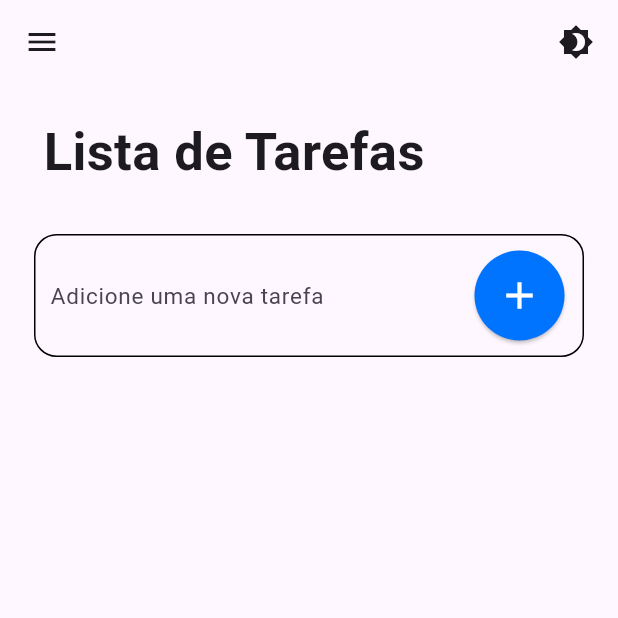
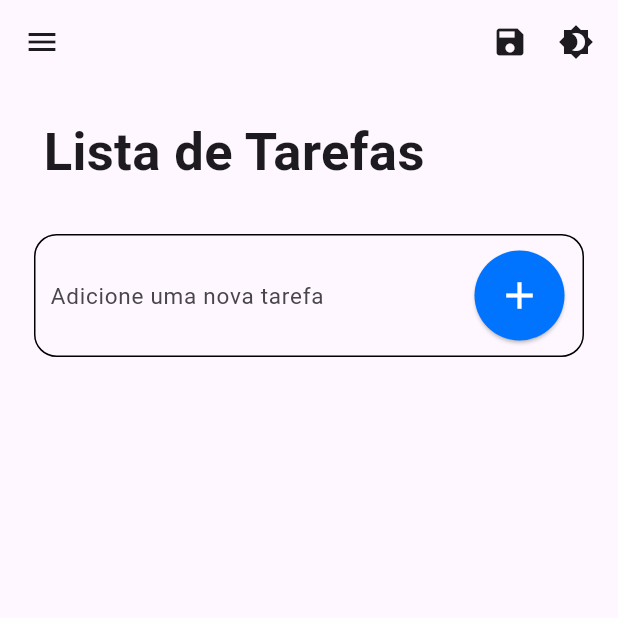
Before and after one commit to Elvisfrank-F/app_list_tarefas, a Flutter app: the screen it shows after launch, in the side drawer, after a tap on the "add" icon, on a phone screen of 412 x 824 dp, the top half of it. Run offline on Flutter 3.47's test engine with Material 3 defaults, Android fonts, the phone set to English and light mode, and no system bars; our stand-ins replace flutter_slidable, shared_preferences.

Commit message:
Corrigindo o erro do darkMode sumir quando não tem tarefa

```diff
--- a/lib/main.dart
+++ b/lib/main.dart
@@ -7,9 +7,14 @@ import 'task.dart';
 
 import 'package:flutter/material.dart';
 
+import 'package:tarefas/repositories/settings.dart';
+
 final ValueNotifier<ThemeMode> themeNotifier = ValueNotifier(ThemeMode.light);
 
-void main() {
+void main() async{
+
+  final isDark = await Settings.getDarkMode();
+
   runApp(
     ValueListenableBuilder<ThemeMode>(
       valueListenable: themeNotifier,
@@ -59,25 +64,44 @@ class _HomePageState extends State<HomePage> {
 
   final TaskRepo taskrepo = TaskRepo();
 
-  bool isDark = false;
+  //carregar tema
+
+  void carregarTema() async {
+    final isDark = await Settings.getDarkMode();
+    themeNotifier.value = isDark? ThemeMode.dark : ThemeMode.light;
+  }
+
+  //alterar o tema
+
+  void alterarTema() async {
+    final isDark = await Settings.getDarkMode();
+    themeNotifier.value = isDark ? ThemeMode.light : ThemeMode.dark;
+    await Settings.setDarkMode(!isDark);
+  }
+
+
 
   @override
   void initState(){
     super.initState();
 
+    //carregar o tema que o usuário escolheu
 
+    carregarTema();
 
+    //carregar as tarefas antigas
 
     taskrepo.getTaskList().then(
       (value){
         setState(() {
           tarefas = value;
 
-          if(tarefas.length>0){
-            if(tarefas[0].isDark){
-              themeNotifier.value = ThemeMode.dark;
-            }
-          }
+          // if(tarefas.length>0){
+          //   if(tarefas[0].isDark){
+          //     themeNotifier.value = ThemeMode.dark;
+          //   }
+          // }
+
 
         });
 
@@ -120,7 +144,48 @@ class _HomePageState extends State<HomePage> {
         mainAxisAlignment: MainAxisAlignment.spaceBetween,
         children: [
           Text(""),
-          isDart()?Icon(Icons.bedtime):Icon(Icons.brightness_4),
+          Row(
+            children: [
+              GestureDetector(
+                onTap:(){
+               showDialog(context: context, builder: (context){
+
+                return AlertDialog(
+                  title: Text("Dê um nome para sua lista de tarefas"),
+                  content: TextField(
+                    decoration: InputDecoration(
+                      border:OutlineInputBorder(),
+                      label: Text("nome"),
+                    ),
+                  ),
+                  actions: [
+
+                    //botão de cancelar
+
+                    TextButton(
+                      onPressed: (){
+                       Navigator.of(context).pop();
+                      },
+                      child: Text("Cancelar")),
+
+                      //Botão de ok
+                    TextButton(
+                      onPressed: (){
+                       Navigator.of(context).pop();
+                      },
+                      child: Text("Salvar")),
+                  ],
+
+                );
+
+               });
+
+                },
+                child: Icon(Icons.save)),
+              SizedBox(width: 20,),
+              isDart()?Icon(Icons.bedtime):Icon(Icons.brightness_4),
+            ],
+          ),
 
         ],
       )),
@@ -152,7 +217,8 @@ class _HomePageState extends State<HomePage> {
 
                       Switch(value: themeNotifier.value == ThemeMode.dark,
                        onChanged: (value){
-                        themeNotifier.value = value ? ThemeMode.dark : ThemeMode.light;
+                        alterarTema();
+                        //themeNotifier.value = value ? ThemeMode.dark : ThemeMode.light;
                         for(int i=0;i<tarefas.length;i++){
                           if(isDart()){
                             tarefas[i].isDark = true;
--- /dev/null
+++ b/lib/repositories/settings.dart
@@ -0,0 +1,25 @@
+import 'package:shared_preferences/shared_preferences.dart';
+
+
+class Settings{
+
+  static const _darkModeKey = 'dark_mode';
+
+  //salva a preferencia do modo escuro
+
+  static Future<void> setDarkMode(bool value) async {
+
+   final prefs = await SharedPreferences.getInstance();
+   await prefs.setBool(_darkModeKey, value);
+
+  }
+
+  //Recupera a preferencia do modo escuro
+
+  static Future<bool> getDarkMode() async {
+    final prefs = await SharedPreferences.getInstance();
+    return prefs.getBool(_darkModeKey) ?? false;
+  }
+
+
+}
--- a/lib/repositories/task_repo.dart
+++ b/lib/repositories/task_repo.dart
@@ -1,7 +1,4 @@
-
-
 import 'dart:convert';
-
 import 'package:shared_preferences/shared_preferences.dart';
 import 'package:tarefas/task_model.dart';
 
```
